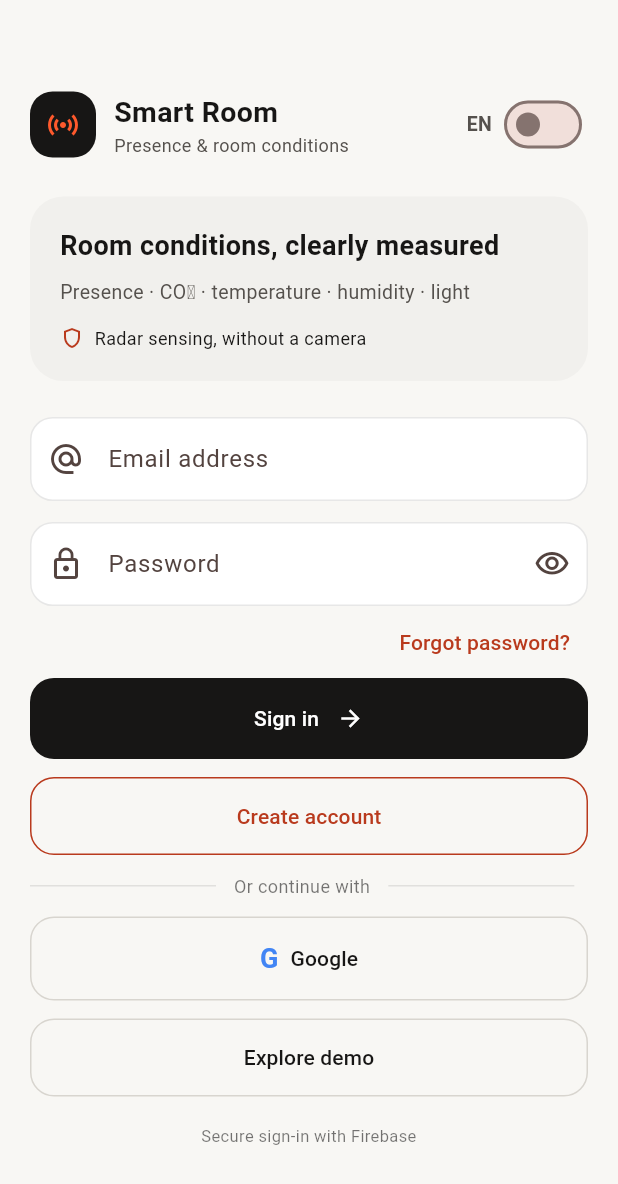
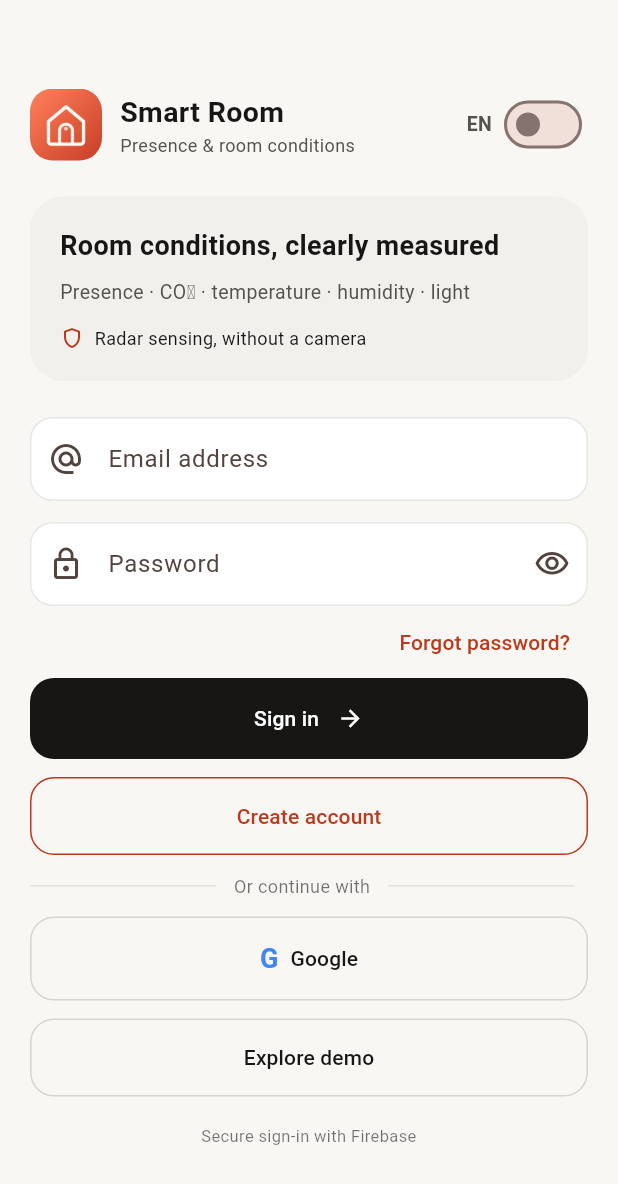
Before and after one commit to Aspect-Git/SmartRoomPresence-APP, a Flutter app: the screen it shows after launch, on a phone screen of 412 x 824 dp. Shown: the top 1184 px of the screen. Run offline on Flutter 3.47's test engine with Material 3 defaults, Android fonts, the phone set to English and light mode, and no system bars; our stand-ins replace cloud_firestore, cloud_functions, firebase_auth, firebase_core, flutter_blue_plus; accounts and stored records are empty; statements that could not run were skipped.

Commit message:
Use app branding in login and browser tab

```diff
--- a/app/lib/features/auth/login_screen.dart
+++ b/app/lib/features/auth/login_screen.dart
@@ -199,19 +199,15 @@ class _LoginScreenState extends State<LoginScreen> {
                   children: [
                     Row(
                       children: [
-                        Container(
-                          width: 44,
-                          height: 44,
-                          alignment: Alignment.center,
-                          decoration: BoxDecoration(
-                            color: RoomColors.ink,
-                            borderRadius:
-                                BorderRadius.circular(RoomShape.control),
-                          ),
-                          child: const Icon(
-                            Icons.sensors,
-                            color: RoomColors.coral,
-                            size: 24,
+                        ClipRRect(
+                          borderRadius:
+                              BorderRadius.circular(RoomShape.control),
+                          child: Image.asset(
+                            'assets/brand/room-app-icon.png',
+                            width: 48,
+                            height: 48,
+                            fit: BoxFit.cover,
+                            semanticLabel: 'Smart Room app logo',
                           ),
                         ),
                         const SizedBox(width: 12),
--- a/app/pubspec.yaml
+++ b/app/pubspec.yaml
@@ -26,3 +26,4 @@ flutter:
   assets:
     - assets/meeting-room.png
     - assets/room_app_icon.svg
+    - assets/brand/room-app-icon.png
```
Also changed, not shown: app/assets/brand/room-app-icon.png (added), 1 other file.
